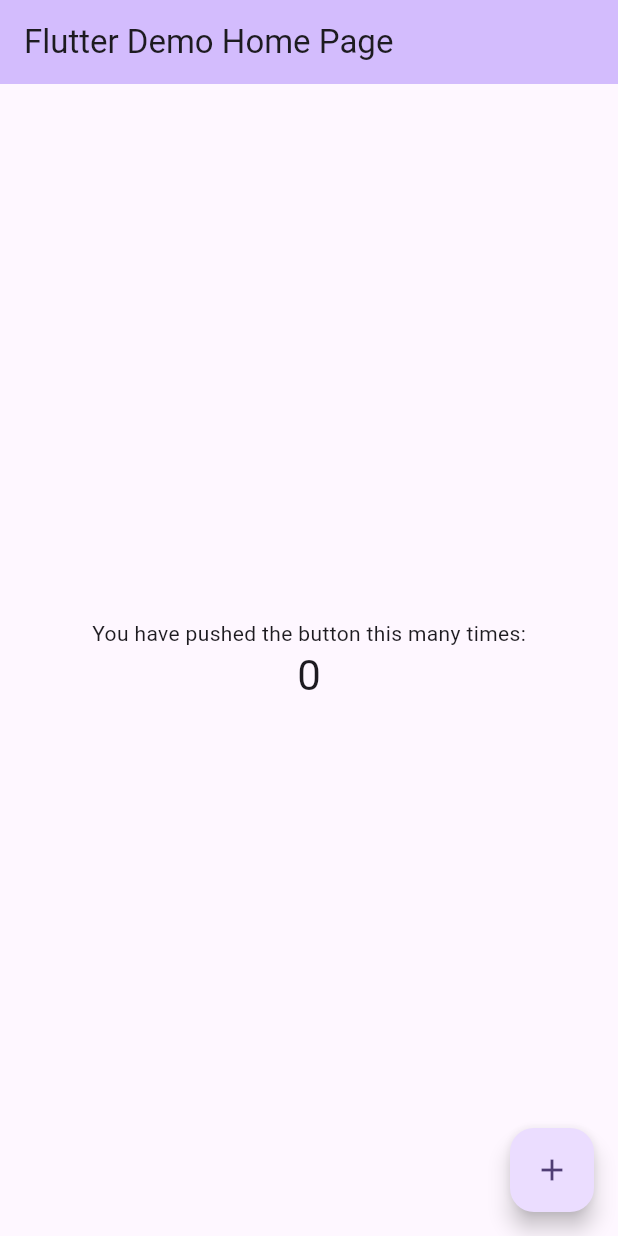
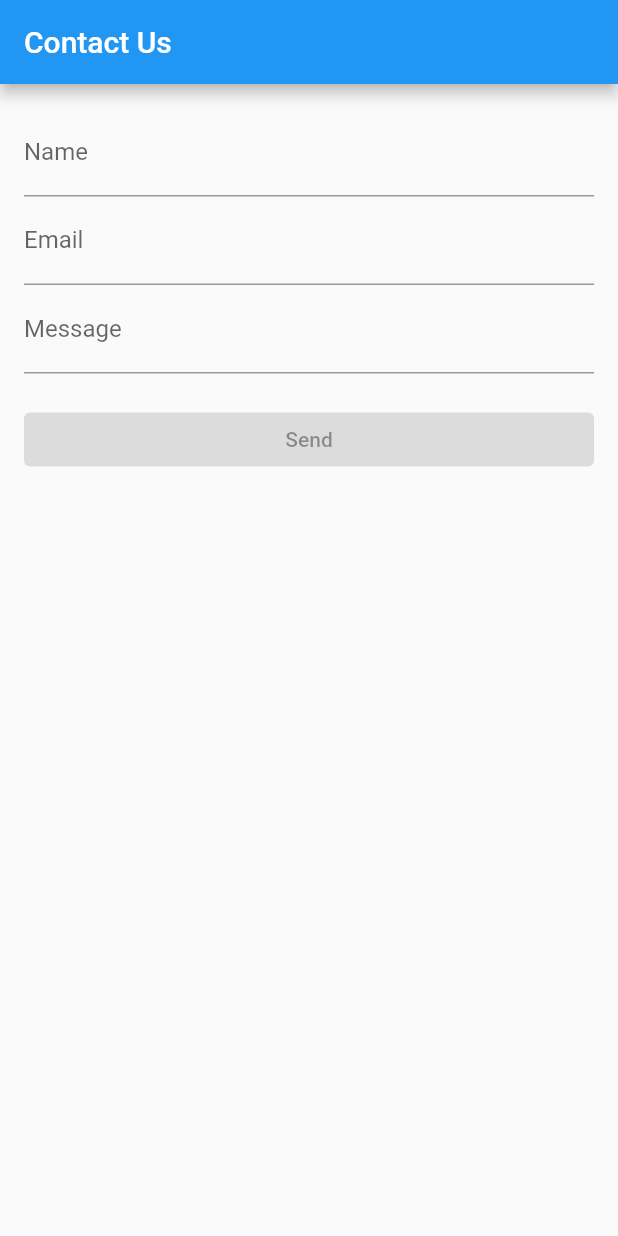
Before and after one commit to TaeRoks/flutter_test_app, a Flutter app: the screen it shows after launch, on a phone screen of 412 x 824 dp. Run offline on Flutter 3.47's test engine with Material 2 defaults, Android fonts, the phone set to English and light mode, and no system bars.

Commit message:
initial commit

```diff
--- a/lib/main.dart
+++ b/lib/main.dart
@@ -1,125 +1,121 @@
 import 'package:flutter/material.dart';
+import 'package:http/http.dart' as http;
 
 void main() {
-  runApp(const MyApp());
+  runApp(MyApp());
 }
 
 class MyApp extends StatelessWidget {
-  const MyApp({super.key});
-
-  // This widget is the root of your application.
   @override
   Widget build(BuildContext context) {
     return MaterialApp(
-      title: 'Flutter Demo',
-      theme: ThemeData(
-        // This is the theme of your application.
-        //
-        // TRY THIS: Try running your application with "flutter run". You'll see
-        // the application has a blue toolbar. Then, without quitting the app,
-        // try changing the seedColor in the colorScheme below to Colors.green
-        // and then invoke "hot reload" (save your changes or press the "hot
-        // reload" button in a Flutter-supported IDE, or press "r" if you used
-        // the command line to start the app).
-        //
-        // Notice that the counter didn't reset back to zero; the application
-        // state is not lost during the reload. To reset the state, use hot
-        // restart instead.
-        //
-        // This works for code too, not just values: Most code changes can be
-        // tested with just a hot reload.
-        colorScheme: ColorScheme.fromSeed(seedColor: Colors.deepPurple),
-        useMaterial3: true,
-      ),
-      home: const MyHomePage(title: 'Flutter Demo Home Page'),
+      home: MyFormPage(),
     );
   }
 }
 
-class MyHomePage extends StatefulWidget {
-  const MyHomePage({super.key, required this.title});
-
-  // This widget is the home page of your application. It is stateful, meaning
-  // that it has a State object (defined below) that contains fields that affect
-  // how it looks.
-
-  // This class is the configuration for the state. It holds the values (in this
-  // case the title) provided by the parent (in this case the App widget) and
-  // used by the build method of the State. Fields in a Widget subclass are
-  // always marked "final".
-
-  final String title;
-
+class MyFormPage extends StatefulWidget {
   @override
-  State<MyHomePage> createState() => _MyHomePageState();
+  _MyFormPageState createState() => _MyFormPageState();
 }
 
-class _MyHomePageState extends State<MyHomePage> {
-  int _counter = 0;
+class _MyFormPageState extends State<MyFormPage> {
+  final GlobalKey<FormState> _formKey = GlobalKey<FormState>();
+  TextEditingController _nameController = TextEditingController();
+  TextEditingController _emailController = TextEditingController();
+  TextEditingController _messageController = TextEditingController();
 
-  void _incrementCounter() {
-    setState(() {
-      // This call to setState tells the Flutter framework that something has
-      // changed in this State, which causes it to rerun the build method below
-      // so that the display can reflect the updated values. If we changed
-      // _counter without calling setState(), then the build method would not be
-      // called again, and so nothing would appear to happen.
-      _counter++;
-    });
-  }
+  bool _isButtonEnabled = false;
+  bool _isSending = false;
+  String _responseMessage = '';
 
   @override
   Widget build(BuildContext context) {
-    // This method is rerun every time setState is called, for instance as done
-    // by the _incrementCounter method above.
-    //
-    // The Flutter framework has been optimized to make rerunning build methods
-    // fast, so that you can just rebuild anything that needs updating rather
-    // than having to individually change instances of widgets.
     return Scaffold(
       appBar: AppBar(
-        // TRY THIS: Try changing the color here to a specific color (to
-        // Colors.amber, perhaps?) and trigger a hot reload to see the AppBar
-        // change color while the other colors stay the same.
-        backgroundColor: Theme.of(context).colorScheme.inversePrimary,
-        // Here we take the value from the MyHomePage object that was created by
-        // the App.build method, and use it to set our appbar title.
-        title: Text(widget.title),
+        title: Text('Contact Us'),
       ),
-      body: Center(
-        // Center is a layout widget. It takes a single child and positions it
-        // in the middle of the parent.
-        child: Column(
-          // Column is also a layout widget. It takes a list of children and
-          // arranges them vertically. By default, it sizes itself to fit its
-          // children horizontally, and tries to be as tall as its parent.
-          //
-          // Column has various properties to control how it sizes itself and
-          // how it positions its children. Here we use mainAxisAlignment to
-          // center the children vertically; the main axis here is the vertical
-          // axis because Columns are vertical (the cross axis would be
-          // horizontal).
-          //
-          // TRY THIS: Invoke "debug painting" (choose the "Toggle Debug Paint"
-          // action in the IDE, or press "p" in the console), to see the
-          // wireframe for each widget.
-          mainAxisAlignment: MainAxisAlignment.center,
-          children: <Widget>[
-            const Text(
-              'You have pushed the button this many times:',
-            ),
-            Text(
-              '$_counter',
-              style: Theme.of(context).textTheme.headlineMedium,
-            ),
-          ],
+      body: Padding(
+        padding: EdgeInsets.all(16.0),
+        child: Form(
+          key: _formKey,
+          onChanged: () {
+            setState(() {
+              _isButtonEnabled = _formKey.currentState?.validate() ?? false;
+            });
+          },
+          child: Column(
+            crossAxisAlignment: CrossAxisAlignment.stretch,
+            children: <Widget>[
+              TextFormField(
+                controller: _nameController,
+                decoration: InputDecoration(labelText: 'Name'),
+                validator: (value) {
+                  if (value!.isEmpty) {
+                    return 'Name is required';
+                  }
+                  return null;
+                },
+              ),
+              TextFormField(
+                controller: _emailController,
+                decoration: InputDecoration(labelText: 'Email'),
+                validator: (value) {
+                  if (value!.isEmpty) {
+                    return 'Email is required';
+                  }
+                  if (!RegExp(r'^[\w-]+(\.[\w-]+)*@([\w-]+\.)+[a-zA-Z]{2,7}$')
+                      .hasMatch(value)) {
+                    return 'Enter a valid email address';
+                  }
+                  return null;
+                },
+              ),
+              TextFormField(
+                controller: _messageController,
+                decoration: InputDecoration(labelText: 'Message'),
+                validator: (value) {
+                  if (value!.isEmpty) {
+                    return 'Message is required';
+                  }
+                  return null;
+                },
+              ),
+              SizedBox(height: 20.0),
+              ElevatedButton(
+                onPressed: _isButtonEnabled ? _postForm : null,
+                child: _isSending ? Text('Please Wait...') : Text('Send'),
+              ),
+              SizedBox(height: 10.0),
+              Text(_responseMessage, style: TextStyle(color: Colors.red)),
+            ],
+          ),
         ),
       ),
-      floatingActionButton: FloatingActionButton(
-        onPressed: _incrementCounter,
-        tooltip: 'Increment',
-        child: const Icon(Icons.add),
-      ), // This trailing comma makes auto-formatting nicer for build methods.
     );
   }
+
+  _postForm() async {
+    if (_formKey.currentState!.validate()) {
+      setState(() {
+        _isButtonEnabled = false;
+        _isSending = true;
+        _responseMessage = '';
+      });
+      var response = await http
+          .post(Uri.parse('https://api.byteplex.info/api/test/contact'), body: {
+        "name": _nameController.text,
+        "email": _emailController.text,
+        "message": _messageController.text
+      });
+
+      setState(() {
+        _isSending = false;
+        _isButtonEnabled = true;
+        _responseMessage = response.statusCode == 201
+            ? 'Form submitted successfully'
+            : 'Error: Server response ${response.statusCode}';
+      });
+    }
+  }
 }
--- a/pubspec.yaml
+++ b/pubspec.yaml
@@ -30,7 +30,7 @@ environment:
 dependencies:
   flutter:
     sdk: flutter
-
+  http:
 
   # The following adds the Cupertino Icons font to your application.
   # Use with the CupertinoIcons class for iOS style icons.
```
Also changed, not shown: pubspec.lock.
